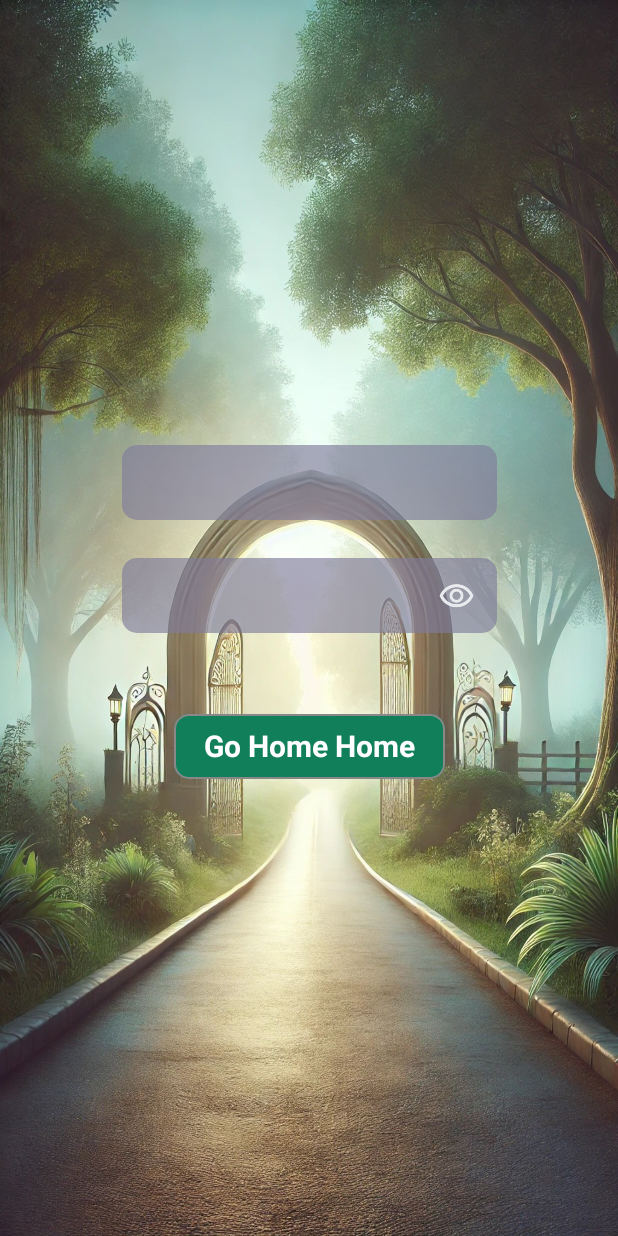
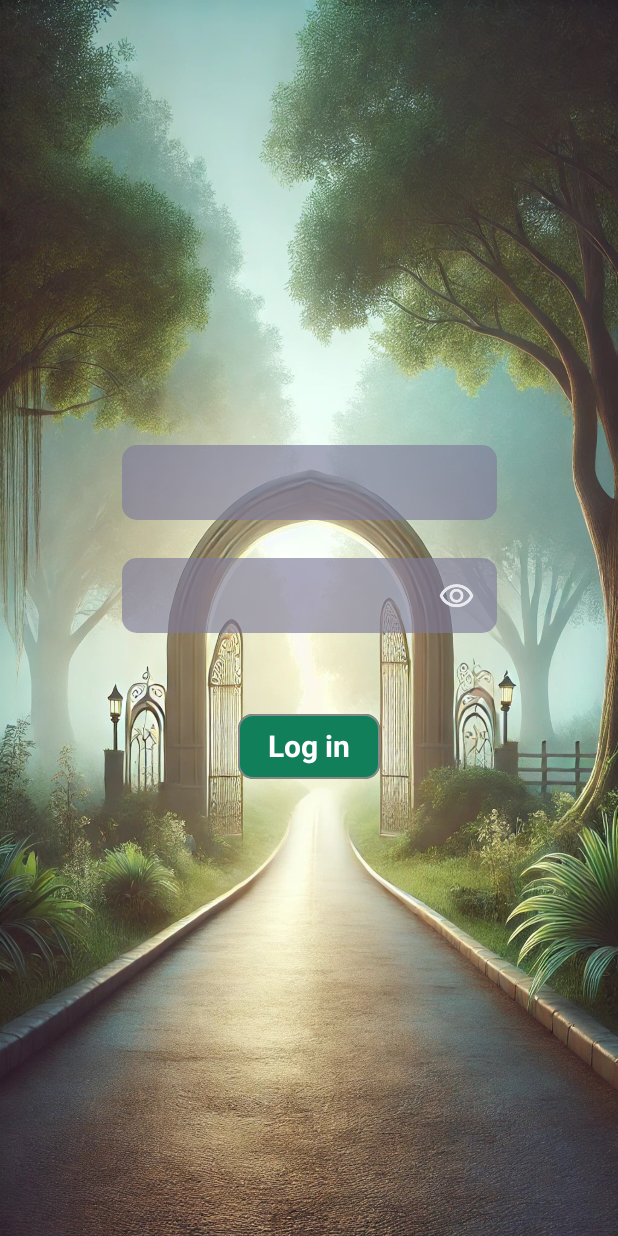
Before and after one commit to StepanFriedl/Newsdata.io-App, an Android app built with Jetpack Compose: the screen it shows after launch (MainActivity), on a phone screen of 412 x 824 dp. Run offline under Robolectric (Android 15) with nearby library versions, the phone set to English and light mode, and no system bars.

Commit message:
Fix LoginScreen button's label

```diff
--- a/app/src/main/java/com/stepanfriedl/newsdataio_app/ui/components/ConfirmationButton.kt
+++ b/app/src/main/java/com/stepanfriedl/newsdataio_app/ui/components/ConfirmationButton.kt
@@ -27,7 +27,7 @@ fun ConfirmationButton(
         colors = ButtonDefaults.buttonColors(containerColor = Color.Transparent)
     ) {
         Text(
-            text = "Go Home Home",
+            text = title,
             modifier = Modifier
                 .background(
                     LighterForestGreen,
--- a/app/src/main/java/com/stepanfriedl/newsdataio_app/ui/login/LoginScreen.kt
+++ b/app/src/main/java/com/stepanfriedl/newsdataio_app/ui/login/LoginScreen.kt
@@ -67,7 +67,7 @@ fun LoginScreen(navController: NavController) {
 
         Spacer(modifier = Modifier.height(5.dp))
 
-        ConfirmationButton(title = "Go Home") {
+        ConfirmationButton(title = "Log in") {
             coroutineScope.launch {
                 viewModel.performLogin {
                     navController.navigate("Home")
```
